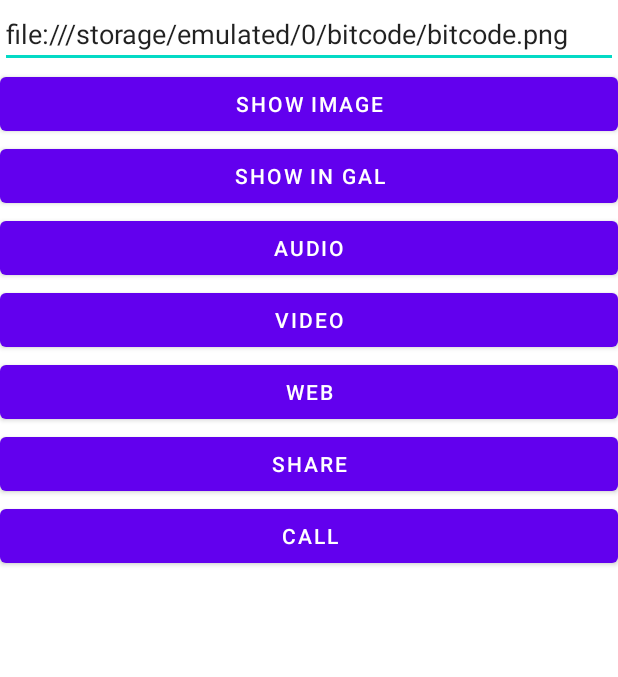
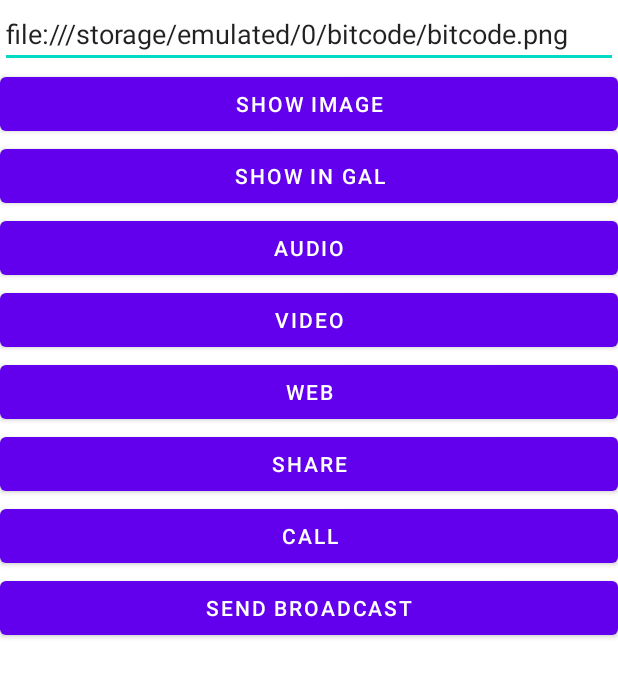
Before and after one commit to vishaljagtap3/2022-01-10-IntentFilter-YourApp, an Android app: the layout activity_main.xml on its own in the app's theme, with its tools: preview values and no code run, on a phone screen of 412 x 824 dp. Shown: the top 677 px of the screen. Run offline under Robolectric (Android 15) with nearby library versions, the phone set to English and light mode, and no system bars.

Commit message:
Your application Updates

```diff
--- a/app/src/main/AndroidManifest.xml
+++ b/app/src/main/AndroidManifest.xml
@@ -2,6 +2,7 @@
 <manifest xmlns:android="http://schemas.android.com/apk/res/android"
     package="com.bitcode.yourapplication">
 
+    <uses-permission android:name="android.permission.BROADCAST_STICKY" />
     <uses-permission android:name="android.permission.CALL_PHONE"/>
 
     <application
--- a/app/src/main/res/layout/activity_main.xml
+++ b/app/src/main/res/layout/activity_main.xml
@@ -55,4 +55,15 @@
         android:layout_width="match_parent"
         android:layout_height="wrap_content"/>
 
+    <Button
+        android:text="Send Broadcast"
+        android:id="@+id/btnSendBroadcast"
+        android:layout_width="match_parent"
+        android:layout_height="wrap_content"/>
+
+    <ImageView
+        android:id="@+id/img"
+        android:layout_width="200dp"
+        android:layout_height="200dp"/>
+
 </LinearLayout>
```
Also changed, not shown: app/src/main/java/com/bitcode/yourapplication/MainActivity.kt (+26 -0 lines).
